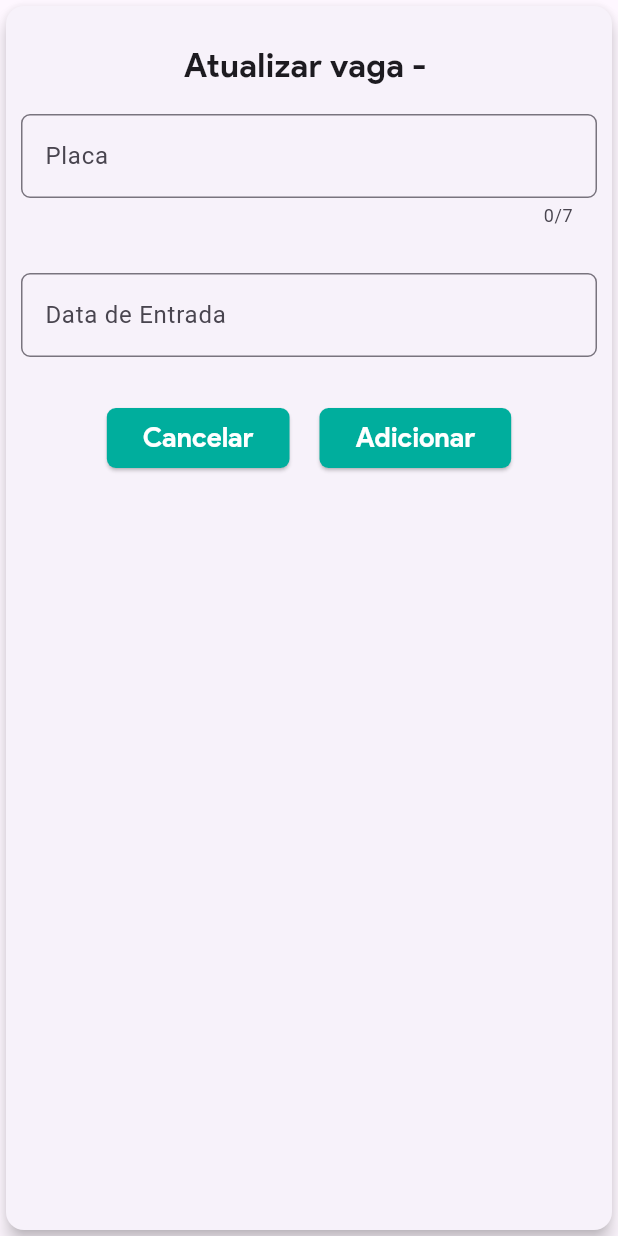
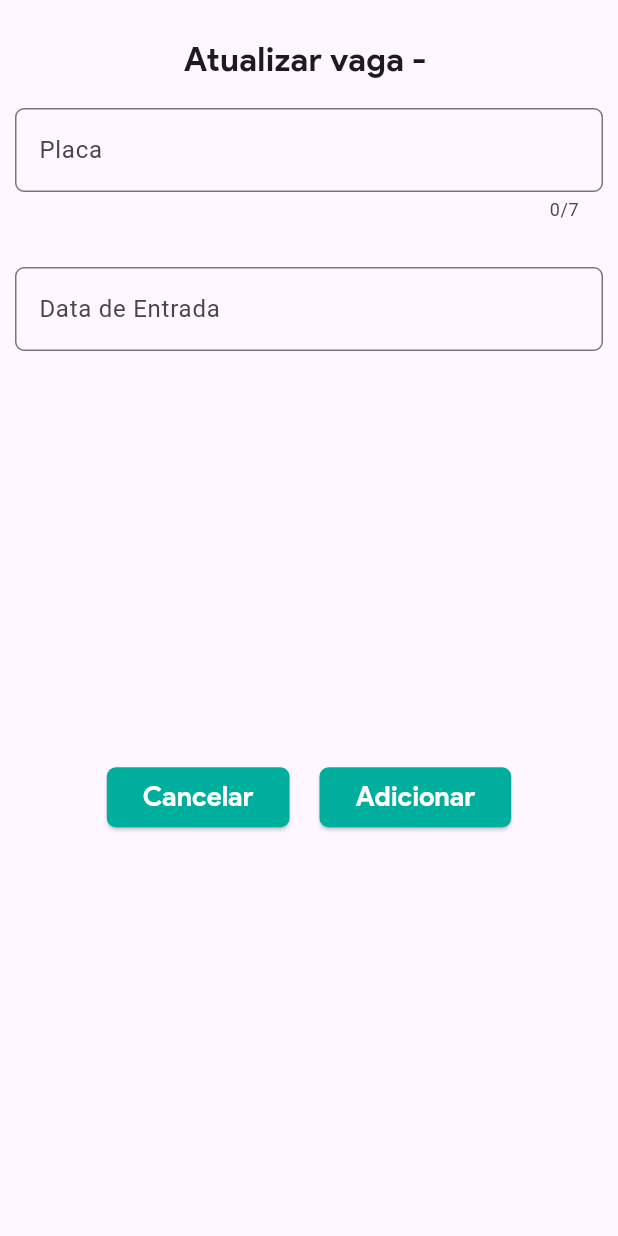
Before and after one commit to DenersonHenrique/parking_check, a Flutter app: the SpaceFormWidget widget shown alone on an empty page, opened directly with empty values, on a phone screen of 412 x 824 dp. Run offline on Flutter 3.47's test engine with Material 3 defaults, Android fonts, the phone set to English and light mode, and no system bars; our stand-ins replace bloc, equatable, flutter_bloc, flutter_modular, shared_preferences, timeline_tile; accounts and stored records are empty.

Commit message:
[development] Update modal form

```diff
--- a/lib/modules/home/presentation/views/car_spaces/widgets/car_space_form_widget.dart
+++ b/lib/modules/home/presentation/views/car_spaces/widgets/car_space_form_widget.dart
@@ -61,9 +61,7 @@ class _SpaceFormWidgetState extends State<SpaceFormWidget> {
 
   @override
   Widget build(BuildContext context) {
-    return Card(
-      elevation: 5,
-      child: Padding(
+    return Padding(
       padding: const EdgeInsets.symmetric(
         vertical: 15.0,
         horizontal: 10,
@@ -170,8 +168,7 @@ class _SpaceFormWidgetState extends State<SpaceFormWidget> {
                             outputDate!,
                           );
 
-                            outputDateController.text =
-                                formattedDate.toString();
+                          outputDateController.text = formattedDate.toString();
                         }
                       }
                     },
@@ -186,7 +183,8 @@ class _SpaceFormWidgetState extends State<SpaceFormWidget> {
               ],
             ),
           ),
-            Row(
+          Expanded(
+            child: Row(
               mainAxisAlignment: MainAxisAlignment.center,
               children: [
                 Padding(
@@ -237,8 +235,8 @@ class _SpaceFormWidgetState extends State<SpaceFormWidget> {
                 ),
               ],
             ),
+          ),
         ],
-        ),
       ),
     );
   }
```
Lines whose indentation alone changed are shown as unchanged.
